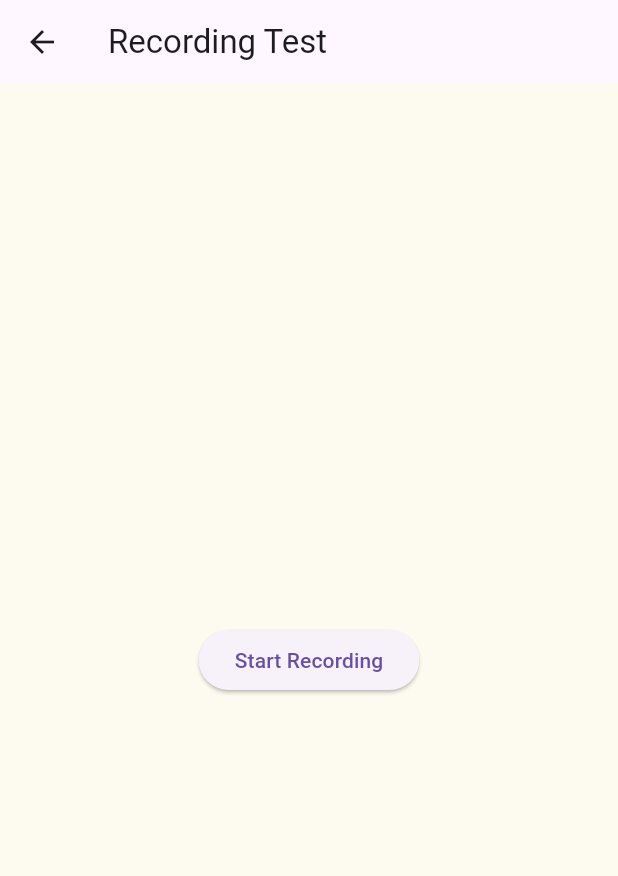
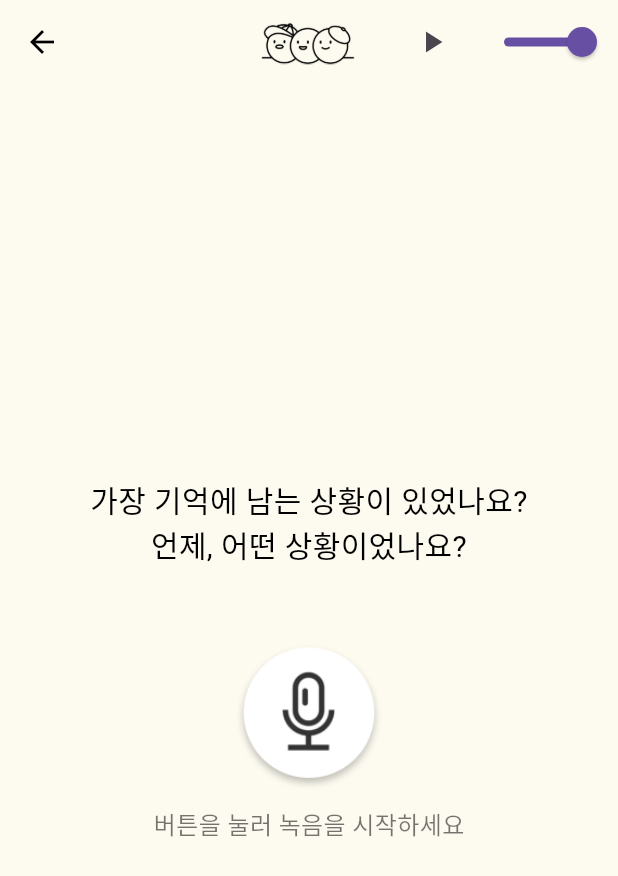
Before and after one commit to Tune-Manner/wisely-diary-frontend, a Flutter app: the RecordScreen screen opened directly with empty values, on a phone screen of 412 x 824 dp. Shown: the top 876 px of the screen. Run offline on Flutter 3.47's test engine with Material 3 defaults, Android fonts, the phone set to English and light mode, and no system bars; our stand-ins replace device_info_plus, firebase_core, firebase_messaging, flutter_bloc, flutter_dotenv, flutter_local_notifications and 9 more; missing offline and left inert: android_alarm_manager_plus, dart:ffi, gotrue, image_picker_android, image_picker_platform_interface, kakao_flutter_sdk_user and 1 more; accounts and stored records are empty.

Commit message:
feat: record_screens design 수정

```diff
--- a/lib/record_screens.dart
+++ b/lib/record_screens.dart
@@ -1,5 +1,4 @@
 import 'dart:ffi';
-
 import 'package:flutter/material.dart';
 import 'package:supabase_flutter/supabase_flutter.dart';
 import 'package:http/http.dart' as http;
@@ -23,7 +22,8 @@ class RecordScreen extends StatefulWidget {
   State<StatefulWidget> createState() => _RecordScreenState();
 }
 
-class _RecordScreenState extends State<RecordScreen> {
+class _RecordScreenState extends State<RecordScreen>
+    with SingleTickerProviderStateMixin {
   final audioManager = AudioManager();
   final AudioRecorder audioRecorder = AudioRecorder();
   String? recordingPath;
@@ -32,10 +32,36 @@ class _RecordScreenState extends State<RecordScreen> {
   String? memberId;
   String? memberName;
 
+  late AnimationController _controller;
+
+  // 추가된 변수들
+  late bool isPlaying;
+  late double volume;
+
   @override
   void initState() {
     super.initState();
     _fetchUserName();
+    isPlaying = audioManager.player.playing;
+    volume = audioManager.player.volume;
+
+    _controller = AnimationController(
+      duration: const Duration(seconds: 1),
+      vsync: this,
+    ); // 애니메이션 컨트롤러를 초기화하되, 시작하지 않음
+
+    // 볼륨 및 재생 상태 모니터링
+    audioManager.player.playerStateStream.listen((state) {
+      setState(() {
+        isPlaying = state.playing;
+      });
+    });
+  }
+
+  @override
+  void dispose() {
+    _controller.dispose();
+    super.dispose();
   }
 
   Future<void> _fetchUserName() async {
@@ -52,7 +78,6 @@ class _RecordScreenState extends State<RecordScreen> {
         memberName = memberResponse['member_name'];
       });
 
-
       print('Fetched memberId: $memberId, memberName: $memberName');
     }
   }
@@ -65,6 +90,7 @@ class _RecordScreenState extends State<RecordScreen> {
     setState(() {
       isRecording = true;
       recordingPath = filePath;
+      _controller.repeat(); // 애니메이션 시작
     });
     print('Recording started, file will be saved to: $filePath');
   }
@@ -74,9 +100,29 @@ class _RecordScreenState extends State<RecordScreen> {
     setState(() {
       isRecording = false;
       recordingPath = filePath;
+      _controller.stop(); // 애니메이션 중지
     });
     print('Recording stopped, file saved to: $recordingPath');
     return filePath;
+  }
+
+  // 재생/일시정지 토글
+  void togglePlayPause() {
+    setState(() {
+      if (isPlaying) {
+        audioManager.player.pause();
+      } else {
+        audioManager.player.play();
+      }
+    });
+  }
+
+  // 볼륨 조절
+  void changeVolume(double newVolume) {
+    setState(() {
+      volume = newVolume;
+      audioManager.player.setVolume(newVolume);
+    });
   }
 
   Future<Map<String, dynamic>> sendFileToBackend(String filePath) async {
@@ -146,10 +192,51 @@ class _RecordScreenState extends State<RecordScreen> {
   @override
   Widget build(BuildContext context) {
     return Scaffold(
-      appBar: AppBar(title: Text('Recording Test')),
-      body: Center(
-        child: ElevatedButton(
-          onPressed: () async {
+      appBar: AppBar(
+        backgroundColor: const Color(0xfffdfbf0),
+        elevation: 0,
+        leading: IconButton(
+          icon: Icon(Icons.arrow_back, color: Colors.black),
+          onPressed: () => Navigator.of(context).pop(),
+        ),
+        title: Image.asset(
+          'assets/wisely-diary-logo.png',
+          height: 30,
+          fit: BoxFit.contain,
+        ),
+        centerTitle: true,
+        actions: [
+          IconButton(
+            icon: Icon(isPlaying ? Icons.pause : Icons.play_arrow),
+            onPressed: togglePlayPause,
+          ),
+          Container(
+            width: 100,
+            child: Slider(
+              value: volume,
+              min: 0.0,
+              max: 1.0,
+              onChanged: changeVolume,
+            ),
+          ),
+        ],
+      ),
+      body: GestureDetector(
+        onTap: () {
+          FocusScope.of(context).unfocus();
+        },
+        child: Center(
+          child: Column(
+            mainAxisAlignment: MainAxisAlignment.center,
+            children: [
+              Text(
+                '가장 기억에 남는 상황이 있었나요?\n언제, 어떤 상황이었나요?',
+                textAlign: TextAlign.center,
+                style: TextStyle(fontSize: 20, color: Colors.black),
+              ),
+              SizedBox(height: 50),
+              GestureDetector(
+                onTap: () async {
                   if (isRecording) {
                     String? filePath = await stopRecording();
                     if (filePath != null) {
@@ -167,9 +254,39 @@ class _RecordScreenState extends State<RecordScreen> {
                     await startRecording();
                   }
                 },
-          child: Text(isRecording ? 'Stop Recording' : 'Start Recording'),
+                child: AnimatedBuilder(
+                  animation: _controller,
+                  builder: (context, child) {
+                    return Transform.scale(
+                      scale: isRecording ? 1 + _controller.value * 0.2 : 1.0, // 크기 변화
+                      child: child,
+                    );
+                  },
+                  child: Image.asset(
+                    'assets/mic_img.png',
+                    width: 100,
+                    height: 100,
                   ),
                 ),
+              ),
+              SizedBox(height: 10),
+              AnimatedBuilder(
+                animation: _controller,
+                builder: (context, child) {
+                  return Opacity(
+                    opacity: isRecording ? _controller.value : 1.0,
+                    child: Text(
+                      isRecording ? '녹음 중입니다...' : '버튼을 눌러 녹음을 시작하세요',
+                      style: TextStyle(fontSize: 16, color: Colors.black54),
+                    ),
+                  );
+                },
+              ),
+            ],
+          ),
+        ),
+      ),
+      backgroundColor: const Color(0xfffdfbf0), // 배경색 설정
     );
   }
 
```
Lines whose indentation alone changed are shown as unchanged.
